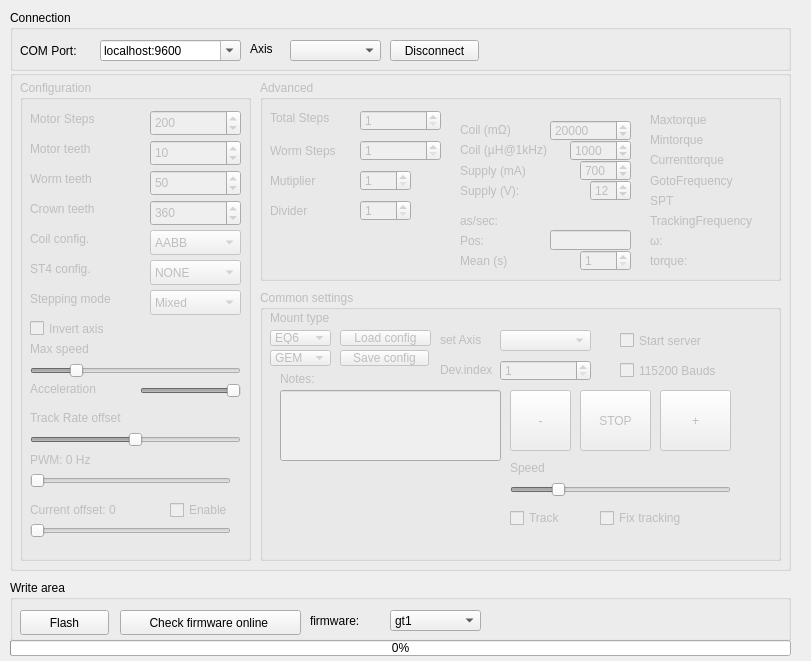
This is mainwindow.ui in ahp-electronics/gt-configurator as Qt 5 draws it before an edit. The edited form follows.
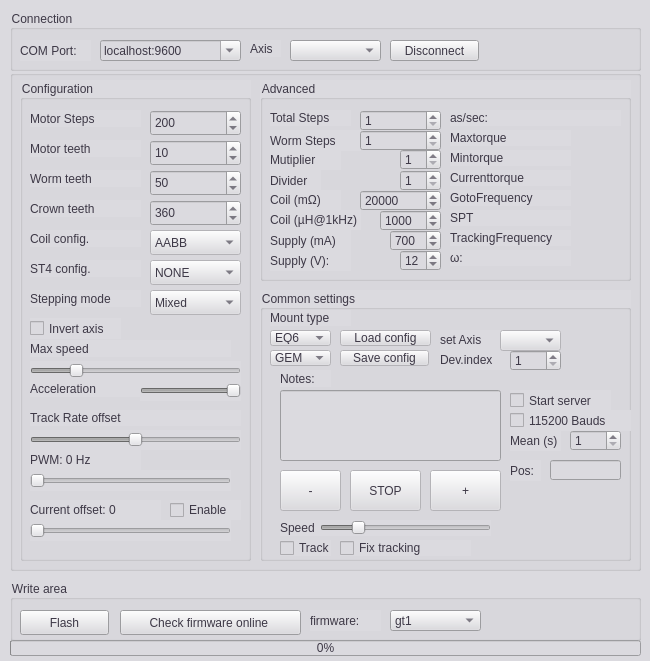
This is the edited form.

The edit to the form file:
```diff
--- a/mainwindow.ui
+++ b/mainwindow.ui
@@ -6,12 +6,14 @@
    <rect>
     <x>0</x>
     <y>0</y>
-    <width>811</width>
+    <width>650</width>
     <height>661</height>
    </rect>
   </property>
   <property name="styleSheet">
-   <string notr="true">font: 63 9pt &quot;FreeSans&quot;;</string>
+   <string notr="true">font: 63 9pt &quot;FreeSans&quot;;
+color: rgb(61, 56, 70);
+background-color: rgb(219,218,223);</string>
   </property>
   <widget class="QWidget" name="centralwidget">
    <property name="styleSheet">
@@ -25,7 +27,7 @@
      <rect>
       <x>10</x>
       <y>70</y>
-      <width>781</width>
+      <width>631</width>
       <height>501</height>
      </rect>
     </property>
@@ -34,7 +36,7 @@
       <rect>
        <x>250</x>
        <y>10</y>
-       <width>521</width>
+       <width>371</width>
        <height>201</height>
       </rect>
      </property>
@@ -44,8 +46,8 @@
      <widget class="QSpinBox" name="Resistance">
       <property name="geometry">
        <rect>
-        <x>290</x>
-        <y>40</y>
+        <x>100</x>
+        <y>110</y>
         <width>81</width>
         <height>21</height>
        </rect>
@@ -63,8 +65,8 @@
      <widget class="QLabel" name="label_19">
       <property name="geometry">
        <rect>
-        <x>200</x>
-        <y>40</y>
+        <x>10</x>
+        <y>110</y>
         <width>71</width>
         <height>20</height>
        </rect>
@@ -76,8 +78,8 @@
      <widget class="QLabel" name="label_20">
       <property name="geometry">
        <rect>
-        <x>200</x>
-        <y>60</y>
+        <x>10</x>
+        <y>130</y>
         <width>91</width>
         <height>20</height>
        </rect>
@@ -89,8 +91,8 @@
      <widget class="QSpinBox" name="Inductance">
       <property name="geometry">
        <rect>
-        <x>310</x>
-        <y>60</y>
+        <x>120</x>
+        <y>130</y>
         <width>61</width>
         <height>21</height>
        </rect>
@@ -108,8 +110,8 @@
      <widget class="QSpinBox" name="Current">
       <property name="geometry">
        <rect>
-        <x>320</x>
-        <y>80</y>
+        <x>130</x>
+        <y>150</y>
         <width>51</width>
         <height>21</height>
        </rect>
@@ -127,8 +129,8 @@
      <widget class="QLabel" name="label_21">
       <property name="geometry">
        <rect>
-        <x>200</x>
-        <y>80</y>
+        <x>10</x>
+        <y>150</y>
         <width>81</width>
         <height>21</height>
        </rect>
@@ -140,8 +142,8 @@
      <widget class="QSpinBox" name="Voltage">
       <property name="geometry">
        <rect>
-        <x>330</x>
-        <y>100</y>
+        <x>140</x>
+        <y>170</y>
         <width>41</width>
         <height>21</height>
        </rect>
@@ -159,10 +161,10 @@
      <widget class="QLabel" name="GotoFrequency">
       <property name="geometry">
        <rect>
-        <x>390</x>
-        <y>90</y>
+        <x>190</x>
+        <y>110</y>
         <width>121</width>
-        <height>21</height>
+        <height>16</height>
        </rect>
       </property>
       <property name="text">
@@ -172,10 +174,10 @@
      <widget class="QLabel" name="SPT">
       <property name="geometry">
        <rect>
-        <x>390</x>
-        <y>110</y>
+        <x>190</x>
+        <y>130</y>
         <width>121</width>
-        <height>21</height>
+        <height>16</height>
        </rect>
       </property>
       <property name="text">
@@ -199,7 +201,7 @@
       <property name="geometry">
        <rect>
         <x>10</x>
-        <y>60</y>
+        <y>50</y>
         <width>91</width>
         <height>21</height>
        </rect>
@@ -211,8 +213,8 @@
      <widget class="QLabel" name="label_34">
       <property name="geometry">
        <rect>
-        <x>200</x>
-        <y>100</y>
+        <x>10</x>
+        <y>170</y>
         <width>81</width>
         <height>21</height>
        </rect>
@@ -225,7 +227,7 @@
       <property name="geometry">
        <rect>
         <x>10</x>
-        <y>91</y>
+        <y>70</y>
         <width>71</width>
         <height>20</height>
        </rect>
@@ -238,7 +240,7 @@
       <property name="geometry">
        <rect>
         <x>10</x>
-        <y>120</y>
+        <y>90</y>
         <width>51</width>
         <height>21</height>
        </rect>
@@ -250,10 +252,10 @@
      <widget class="QLabel" name="Maxtorque">
       <property name="geometry">
        <rect>
-        <x>390</x>
-        <y>30</y>
+        <x>190</x>
+        <y>50</y>
         <width>121</width>
-        <height>20</height>
+        <height>16</height>
        </rect>
       </property>
       <property name="text">
@@ -263,87 +265,29 @@
      <widget class="QLabel" name="Currenttorque">
       <property name="geometry">
        <rect>
-        <x>390</x>
-        <y>70</y>
+        <x>190</x>
+        <y>90</y>
         <width>121</width>
-        <height>20</height>
+        <height>16</height>
        </rect>
       </property>
       <property name="text">
        <string>Currenttorque</string>
       </property>
      </widget>
-     <widget class="QLineEdit" name="CurrentSteps">
-      <property name="geometry">
-       <rect>
-        <x>290</x>
-        <y>150</y>
-        <width>81</width>
-        <height>20</height>
-       </rect>
-      </property>
-      <property name="readOnly">
-       <bool>true</bool>
-      </property>
-     </widget>
      <widget class="QLabel" name="Rate">
       <property name="geometry">
        <rect>
-        <x>200</x>
-        <y>130</y>
+        <x>190</x>
+        <y>30</y>
         <width>171</width>
-        <height>21</height>
+        <height>16</height>
        </rect>
       </property>
       <property name="text">
        <string>as/sec:</string>
       </property>
      </widget>
-     <widget class="QLabel" name="CurrentStepsLabel">
-      <property name="geometry">
-       <rect>
-        <x>200</x>
-        <y>150</y>
-        <width>41</width>
-        <height>21</height>
-       </rect>
-      </property>
-      <property name="text">
-       <string>Pos:</string>
-      </property>
-     </widget>
-     <widget class="QSpinBox" name="Mean">
-      <property name="geometry">
-       <rect>
-        <x>320</x>
-        <y>170</y>
-        <width>51</width>
-        <height>21</height>
-       </rect>
-      </property>
-      <property name="minimum">
-       <number>1</number>
-      </property>
-      <property name="maximum">
-       <number>60</number>
-      </property>
-      <property name="value">
-       <number>1</number>
-      </property>
-     </widget>
-     <widget class="QLabel" name="Rate2">
-      <property name="geometry">
-       <rect>
-        <x>200</x>
-        <y>170</y>
-        <width>61</width>
-        <height>21</height>
-       </rect>
-      </property>
-      <property name="text">
-       <string>Mean (s)</string>
-      </property>
-     </widget>
      <widget class="QSpinBox" name="TotalSteps">
       <property name="geometry">
        <rect>
@@ -364,7 +308,7 @@
       <property name="geometry">
        <rect>
         <x>100</x>
-        <y>60</y>
+        <y>50</y>
         <width>81</width>
         <height>21</height>
        </rect>
@@ -379,9 +323,9 @@
      <widget class="QSpinBox" name="Divider">
       <property name="geometry">
        <rect>
-        <x>100</x>
-        <y>120</y>
-        <width>51</width>
+        <x>140</x>
+        <y>90</y>
+        <width>41</width>
         <height>21</height>
        </rect>
       </property>
@@ -395,9 +339,9 @@
      <widget class="QSpinBox" name="Multiplier">
       <property name="geometry">
        <rect>
-        <x>100</x>
-        <y>90</y>
-        <width>51</width>
+        <x>140</x>
+        <y>69</y>
+        <width>41</width>
         <height>21</height>
        </rect>
       </property>
@@ -411,10 +355,10 @@
      <widget class="QLabel" name="Mintorque">
       <property name="geometry">
        <rect>
-        <x>390</x>
-        <y>50</y>
+        <x>190</x>
+        <y>70</y>
         <width>121</width>
-        <height>20</height>
+        <height>16</height>
        </rect>
       </property>
       <property name="text">
@@ -424,10 +368,10 @@
      <widget class="QLabel" name="TrackingFrequency">
       <property name="geometry">
        <rect>
-        <x>390</x>
-        <y>130</y>
+        <x>190</x>
+        <y>150</y>
         <width>121</width>
-        <height>21</height>
+        <height>16</height>
        </rect>
       </property>
       <property name="text">
@@ -437,29 +381,16 @@
      <widget class="QLabel" name="omega">
       <property name="geometry">
        <rect>
-        <x>390</x>
-        <y>150</y>
+        <x>190</x>
+        <y>170</y>
         <width>121</width>
-        <height>21</height>
+        <height>16</height>
        </rect>
       </property>
       <property name="text">
        <string>ω:</string>
       </property>
      </widget>
-     <widget class="QLabel" name="torque">
-      <property name="geometry">
-       <rect>
-        <x>390</x>
-        <y>170</y>
-        <width>121</width>
-        <height>21</height>
-       </rect>
-      </property>
-      <property name="text">
-       <string>torque:</string>
-      </property>
-     </widget>
     </widget>
     <widget class="QGroupBox" name="Configuration">
      <property name="geometry">
@@ -960,7 +891,7 @@
       <rect>
        <x>250</x>
        <y>220</y>
-       <width>521</width>
+       <width>371</width>
        <height>271</height>
       </rect>
      </property>
@@ -1078,8 +1009,8 @@
      <widget class="QCheckBox" name="Server">
       <property name="geometry">
        <rect>
-        <x>360</x>
-        <y>40</y>
+        <x>250</x>
+        <y>100</y>
         <width>101</width>
         <height>21</height>
        </rect>
@@ -1091,8 +1022,8 @@
      <widget class="QCheckBox" name="HighBauds">
       <property name="geometry">
        <rect>
-        <x>360</x>
-        <y>70</y>
+        <x>250</x>
+        <y>120</y>
         <width>121</width>
         <height>21</height>
        </rect>
@@ -1105,8 +1036,8 @@
       <property name="geometry">
        <rect>
         <x>180</x>
-        <y>70</y>
-        <width>81</width>
+        <y>60</y>
+        <width>71</width>
         <height>20</height>
        </rect>
       </property>
@@ -1117,9 +1048,9 @@
      <widget class="QSpinBox" name="SetIndex">
       <property name="geometry">
        <rect>
-        <x>240</x>
-        <y>70</y>
-        <width>91</width>
+        <x>250</x>
+        <y>60</y>
+        <width>51</width>
         <height>21</height>
        </rect>
       </property>
@@ -1191,8 +1122,8 @@
      <widget class="QCheckBox" name="FixTracking">
       <property name="geometry">
        <rect>
-        <x>340</x>
-        <y>220</y>
+        <x>80</x>
+        <y>250</y>
         <width>131</width>
         <height>16</height>
        </rect>
@@ -1225,7 +1156,7 @@
        <rect>
         <x>240</x>
         <y>40</y>
-        <width>91</width>
+        <width>61</width>
         <height>21</height>
        </rect>
       </property>
@@ -1233,10 +1164,10 @@
      <widget class="QPushButton" name="Minus">
       <property name="geometry">
        <rect>
-        <x>250</x>
-        <y>100</y>
+        <x>20</x>
+        <y>180</y>
         <width>61</width>
-        <height>61</height>
+        <height>41</height>
        </rect>
       </property>
       <property name="text">
@@ -1246,10 +1177,10 @@
      <widget class="QPushButton" name="Stop">
       <property name="geometry">
        <rect>
-        <x>320</x>
-        <y>100</y>
+        <x>90</x>
+        <y>180</y>
         <width>71</width>
-        <height>61</height>
+        <height>41</height>
        </rect>
       </property>
       <property name="text">
@@ -1259,10 +1190,10 @@
      <widget class="QPushButton" name="Plus">
       <property name="geometry">
        <rect>
-        <x>400</x>
-        <y>100</y>
+        <x>170</x>
+        <y>180</y>
         <width>71</width>
-        <height>61</height>
+        <height>41</height>
        </rect>
       </property>
       <property name="text">
@@ -1272,9 +1203,9 @@
      <widget class="QLabel" name="Speed_label">
       <property name="geometry">
        <rect>
-        <x>250</x>
-        <y>170</y>
-        <width>61</width>
+        <x>20</x>
+        <y>230</y>
+        <width>51</width>
         <height>16</height>
        </rect>
       </property>
@@ -1285,10 +1216,10 @@
      <widget class="QSlider" name="Speed">
       <property name="geometry">
        <rect>
-        <x>250</x>
-        <y>190</y>
-        <width>221</width>
-        <height>20</height>
+        <x>60</x>
+        <y>230</y>
+        <width>171</width>
+        <height>16</height>
        </rect>
       </property>
       <property name="minimum">
@@ -1313,9 +1244,9 @@
      <widget class="QCheckBox" name="Tracking">
       <property name="geometry">
        <rect>
-        <x>250</x>
-        <y>220</y>
-        <width>71</width>
+        <x>20</x>
+        <y>250</y>
+        <width>51</width>
         <height>16</height>
        </rect>
       </property>
@@ -1323,6 +1254,64 @@
        <string>Track</string>
       </property>
      </widget>
+     <widget class="QLineEdit" name="CurrentSteps">
+      <property name="geometry">
+       <rect>
+        <x>290</x>
+        <y>170</y>
+        <width>71</width>
+        <height>20</height>
+       </rect>
+      </property>
+      <property name="readOnly">
+       <bool>true</bool>
+      </property>
+     </widget>
+     <widget class="QLabel" name="CurrentStepsLabel">
+      <property name="geometry">
+       <rect>
+        <x>250</x>
+        <y>170</y>
+        <width>31</width>
+        <height>21</height>
+       </rect>
+      </property>
+      <property name="text">
+       <string>Pos:</string>
+      </property>
+     </widget>
+     <widget class="QSpinBox" name="Mean">
+      <property name="geometry">
+       <rect>
+        <x>310</x>
+        <y>140</y>
+        <width>51</width>
+        <height>21</height>
+       </rect>
+      </property>
+      <property name="minimum">
+       <number>1</number>
+      </property>
+      <property name="maximum">
+       <number>60</number>
+      </property>
+      <property name="value">
+       <number>1</number>
+      </property>
+     </widget>
+     <widget class="QLabel" name="Rate2">
+      <property name="geometry">
+       <rect>
+        <x>250</x>
+        <y>140</y>
+        <width>51</width>
+        <height>21</height>
+       </rect>
+      </property>
+      <property name="text">
+       <string>Mean (s)</string>
+      </property>
+     </widget>
     </widget>
    </widget>
    <widget class="QGroupBox" name="WriteArea">
@@ -1330,7 +1319,7 @@
      <rect>
       <x>10</x>
       <y>580</y>
-      <width>781</width>
+      <width>631</width>
       <height>61</height>
      </rect>
     </property>
@@ -1421,7 +1410,7 @@
      <rect>
       <x>10</x>
       <y>10</y>
-      <width>781</width>
+      <width>631</width>
       <height>61</height>
      </rect>
     </property>
@@ -1518,7 +1507,7 @@
      <rect>
       <x>10</x>
       <y>640</y>
-      <width>781</width>
+      <width>631</width>
       <height>16</height>
      </rect>
     </property>
```
